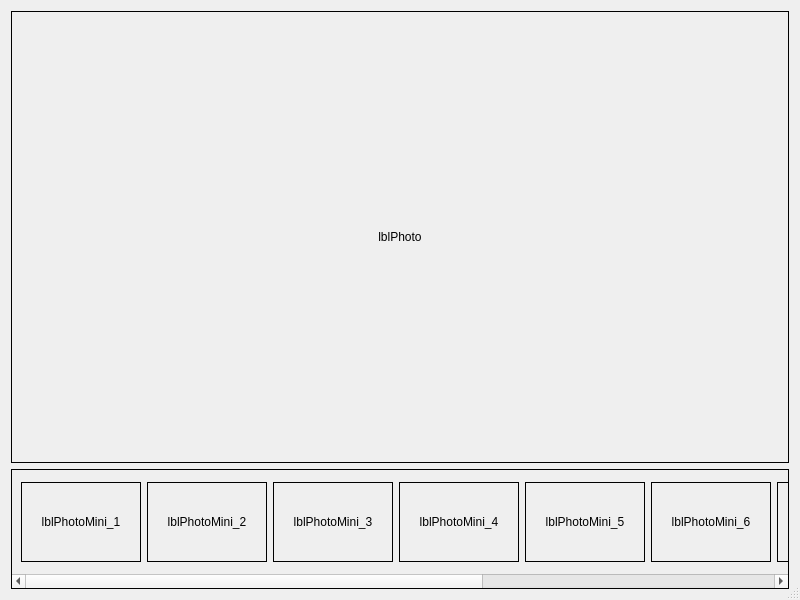
Old version of the form Forms/CPhotoAlbum.ui in the repository skynowa/xxxdb.
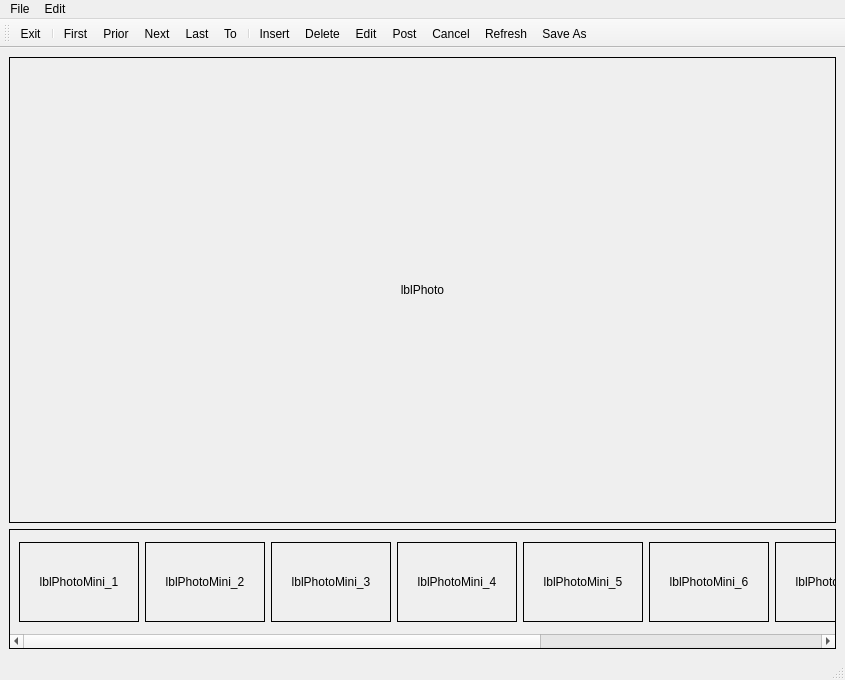
New version of the form. Icons and pictures are not drawn.

Diff of the .ui file:
```diff
--- a/Forms/CPhotoAlbum.ui
+++ b/Forms/CPhotoAlbum.ui
@@ -1,21 +1,19 @@
 <?xml version="1.0" encoding="UTF-8"?>
 <ui version="4.0">
  <class>CPhotoAlbum</class>
- <widget class="QDialog" name="CPhotoAlbum">
+ <widget class="QMainWindow" name="CPhotoAlbum">
   <property name="geometry">
    <rect>
     <x>0</x>
     <y>0</y>
-    <width>800</width>
-    <height>600</height>
+    <width>845</width>
+    <height>680</height>
    </rect>
   </property>
   <property name="windowTitle">
    <string>Dialog</string>
   </property>
-  <property name="sizeGripEnabled">
-   <bool>true</bool>
-  </property>
+  <widget class="QWidget" name="centralwidget">
   <layout class="QGridLayout" name="gridLayout">
    <item row="0" column="0">
     <widget class="QLabel" name="lblPhoto">
@@ -332,6 +330,192 @@
    </item>
   </layout>
  </widget>
- <resources/>
+  <widget class="QMenuBar" name="menubar">
+   <property name="geometry">
+    <rect>
+     <x>0</x>
+     <y>0</y>
+     <width>845</width>
+     <height>21</height>
+    </rect>
+   </property>
+   <widget class="QMenu" name="menuFile">
+    <property name="title">
+     <string>File</string>
+    </property>
+    <addaction name="actFile_Exit"/>
+   </widget>
+   <widget class="QMenu" name="menuEdit">
+    <property name="title">
+     <string>Edit</string>
+    </property>
+    <addaction name="actEdit_First"/>
+    <addaction name="actEdit_Prior"/>
+    <addaction name="actEdit_Next"/>
+    <addaction name="actEdit_Last"/>
+    <addaction name="actEdit_To"/>
+    <addaction name="separator"/>
+    <addaction name="actEdit_Insert"/>
+    <addaction name="actEdit_Delete"/>
+    <addaction name="actEdit_Edit"/>
+    <addaction name="actEdit_Post"/>
+    <addaction name="actEdit_Cancel"/>
+    <addaction name="actEdit_Refresh"/>
+    <addaction name="actEdit_SaveAs"/>
+   </widget>
+   <addaction name="menuFile"/>
+   <addaction name="menuEdit"/>
+  </widget>
+  <widget class="QStatusBar" name="statusbar"/>
+  <widget class="QToolBar" name="toolBar">
+   <property name="windowTitle">
+    <string>toolBar</string>
+   </property>
+   <attribute name="toolBarArea">
+    <enum>TopToolBarArea</enum>
+   </attribute>
+   <attribute name="toolBarBreak">
+    <bool>false</bool>
+   </attribute>
+   <addaction name="actFile_Exit"/>
+   <addaction name="separator"/>
+   <addaction name="actEdit_First"/>
+   <addaction name="actEdit_Prior"/>
+   <addaction name="actEdit_Next"/>
+   <addaction name="actEdit_Last"/>
+   <addaction name="actEdit_To"/>
+   <addaction name="separator"/>
+   <addaction name="actEdit_Insert"/>
+   <addaction name="actEdit_Delete"/>
+   <addaction name="actEdit_Edit"/>
+   <addaction name="actEdit_Post"/>
+   <addaction name="actEdit_Cancel"/>
+   <addaction name="actEdit_Refresh"/>
+   <addaction name="actEdit_SaveAs"/>
+  </widget>
+  <action name="actFile_Exit">
+   <property name="icon">
+    <iconset resource="../Resources/App.qrc">
+     <normaloff>:/Menu/Menu/Exit.bmp</normaloff>:/Menu/Menu/Exit.bmp</iconset>
+   </property>
+   <property name="text">
+    <string>Exit</string>
+   </property>
+  </action>
+  <action name="actEdit_First">
+   <property name="icon">
+    <iconset resource="../Resources/App.qrc">
+     <normaloff>:/Menu/Menu/First.bmp</normaloff>:/Menu/Menu/First.bmp</iconset>
+   </property>
+   <property name="text">
+    <string>First</string>
+   </property>
+  </action>
+  <action name="actEdit_Prior">
+   <property name="icon">
+    <iconset resource="../Resources/App.qrc">
+     <normaloff>:/Menu/Menu/Prior.bmp</normaloff>:/Menu/Menu/Prior.bmp</iconset>
+   </property>
+   <property name="text">
+    <string>Prior</string>
+   </property>
+  </action>
+  <action name="actEdit_Next">
+   <property name="icon">
+    <iconset resource="../Resources/App.qrc">
+     <normaloff>:/Menu/Menu/Next.bmp</normaloff>:/Menu/Menu/Next.bmp</iconset>
+   </property>
+   <property name="text">
+    <string>Next</string>
+   </property>
+  </action>
+  <action name="actEdit_Last">
+   <property name="icon">
+    <iconset resource="../Resources/App.qrc">
+     <normaloff>:/Menu/Menu/Last.bmp</normaloff>:/Menu/Menu/Last.bmp</iconset>
+   </property>
+   <property name="text">
+    <string>Last</string>
+   </property>
+  </action>
+  <action name="actEdit_To">
+   <property name="icon">
+    <iconset resource="../Resources/App.qrc">
+     <normaloff>:/Menu/Menu/To.bmp</normaloff>:/Menu/Menu/To.bmp</iconset>
+   </property>
+   <property name="text">
+    <string>To...</string>
+   </property>
+  </action>
+  <action name="actEdit_Insert">
+   <property name="icon">
+    <iconset resource="../Resources/App.qrc">
+     <normaloff>:/Menu/Menu/Insert.bmp</normaloff>:/Menu/Menu/Insert.bmp</iconset>
+   </property>
+   <property name="text">
+    <string>Insert</string>
+   </property>
+  </action>
+  <action name="actEdit_Delete">
+   <property name="icon">
+    <iconset resource="../Resources/App.qrc">
+     <normaloff>:/Menu/Menu/Delete.bmp</normaloff>:/Menu/Menu/Delete.bmp</iconset>
+   </property>
+   <property name="text">
+    <string>Delete</string>
+   </property>
+  </action>
+  <action name="actEdit_Edit">
+   <property name="icon">
+    <iconset resource="../Resources/App.qrc">
+     <normaloff>:/Menu/Menu/Edit.bmp</normaloff>:/Menu/Menu/Edit.bmp</iconset>
+   </property>
+   <property name="text">
+    <string>Edit</string>
+   </property>
+  </action>
+  <action name="actEdit_Post">
+   <property name="icon">
+    <iconset resource="../Resources/App.qrc">
+     <normaloff>:/Menu/Menu/Post.bmp</normaloff>:/Menu/Menu/Post.bmp</iconset>
+   </property>
+   <property name="text">
+    <string>Post</string>
+   </property>
+  </action>
+  <action name="actEdit_Cancel">
+   <property name="icon">
+    <iconset resource="../Resources/App.qrc">
+     <normaloff>:/Menu/Menu/Cancel.bmp</normaloff>:/Menu/Menu/Cancel.bmp</iconset>
+   </property>
+   <property name="text">
+    <string>Cancel</string>
+   </property>
+  </action>
+  <action name="actEdit_Refresh">
+   <property name="icon">
+    <iconset resource="../Resources/App.qrc">
+     <normaloff>:/Menu/Menu/Refresh.bmp</normaloff>:/Menu/Menu/Refresh.bmp</iconset>
+   </property>
+   <property name="text">
+    <string>Refresh</string>
+   </property>
+  </action>
+  <action name="actEdit_SaveAs">
+   <property name="icon">
+    <iconset resource="../Resources/App.qrc">
+     <normaloff>:/Menu/Menu/SaveAs.bmp</normaloff>:/Menu/Menu/SaveAs.bmp</iconset>
+   </property>
+   <property name="text">
+    <string>Save As...</string>
+   </property>
+   <property name="toolTip">
+    <string>Save As</string>
+   </property>
+  </action>
+ </widget>
+ <resources>
+  <include location="../Resources/App.qrc"/>
+ </resources>
  <connections/>
 </ui>
```
Left out of the diff: 2 changed lines with no effect on the pictures. Lines whose indentation alone changed are shown as unchanged.
